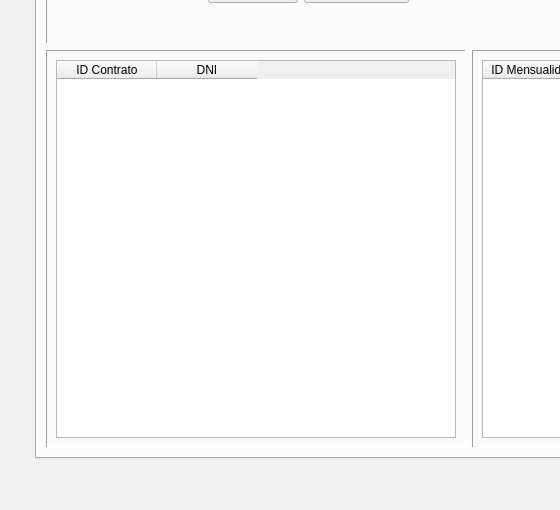
Qt form templates/venPrincipal.ui (Semperz/ProyectoDI) before a commit; both pictures show x 0 to 560 and y 258 to 768 of the 1392 by 768 pixel window.
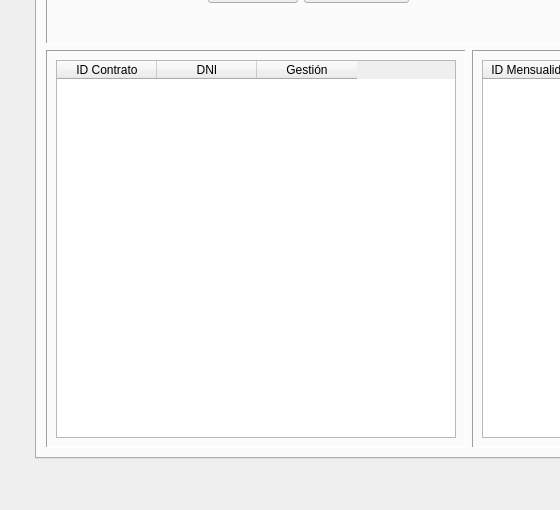
The same form after that commit. Icons and pictures are not drawn.

The edit to the form file:
```diff
--- a/templates/venPrincipal.ui
+++ b/templates/venPrincipal.ui
@@ -4421,6 +4421,11 @@
                  <string>DNI</string>
                 </property>
                </column>
+               <column>
+                <property name="text">
+                 <string>Gestión</string>
+                </property>
+               </column>
               </widget>
              </item>
             </layout>
```
Left out of the diff: 2 changed lines with no effect on the pictures.
